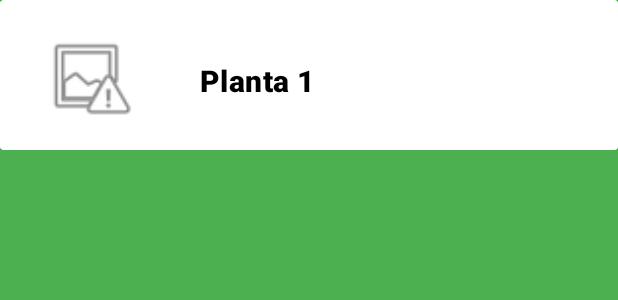
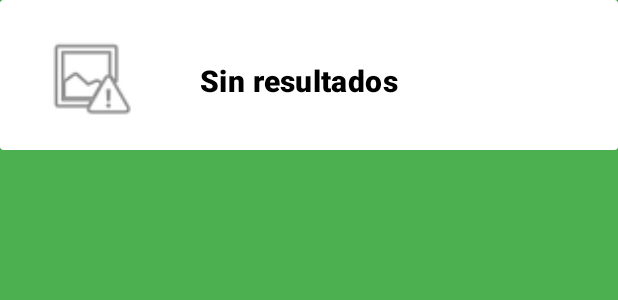
Before and after one commit to anton-gendra/plant-planner, an Android app: the layout search_item.xml on its own in the app's theme, with its tools: preview values and no code run, on a phone screen of 412 x 824 dp. Shown: the top 300 px of the screen. Run offline under Robolectric (Android 15) with nearby library versions, the phone set to English and light mode, and no system bars; network calls fail.

Commit message:
Sin resultados string

```diff
--- a/app/src/main/res/layout/search_item.xml
+++ b/app/src/main/res/layout/search_item.xml
@@ -24,7 +24,7 @@
                 android:layout_width="247dp"
                 android:layout_height="43dp"
                 android:layout_marginTop="40dp"
-                android:text="Planta 1"
+                android:text="@string/sin_resultados"
                 android:textAppearance="?attr/textAppearanceHeadline6"
                 android:textColor="#000000"
                 android:textStyle="bold"
--- a/app/src/main/res/values/strings.xml
+++ b/app/src/main/res/values/strings.xml
@@ -81,6 +81,7 @@
     <!-- Search plant activity -->
     <string name="buscador_de_especies">Buscador de especies</string>
     <string name="busca_aqui_especie">Busca aquí tu especie</string>
+    <string name="sin_resultados">Sin resultados</string>
 
     <!-- Calendar fragment -->
     <string name="no_events_today">¡No hay eventos para hoy! Descansa y mira tus plantas crecer.</string>
```
Also changed, not shown: 1 other file.
